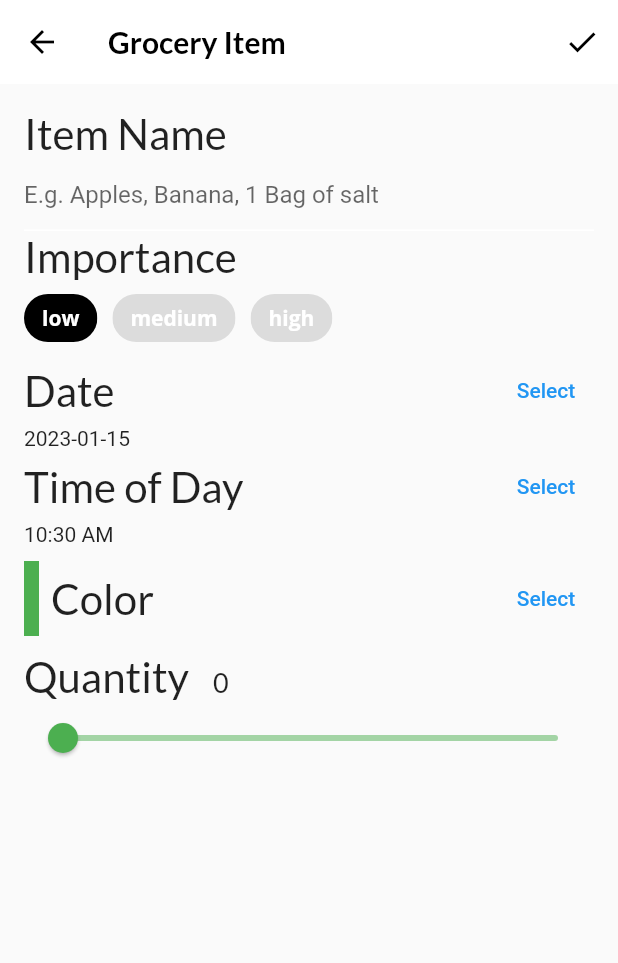
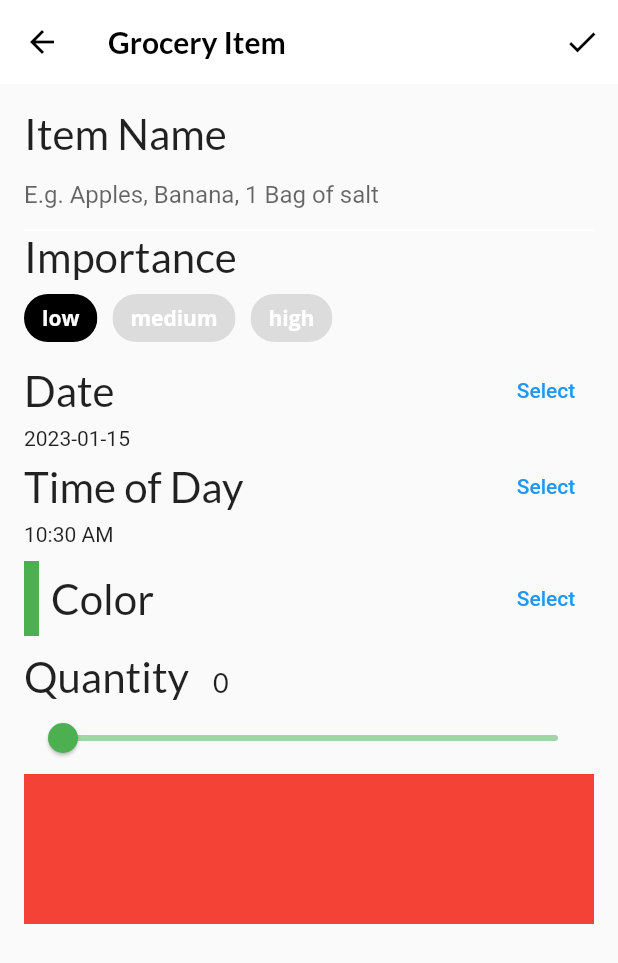
Before and after one commit to ghrms80/flta-ch06, a Flutter app: the screen it shows after launch, item 3 of the bottom bar chosen, after a tap on the "add" icon, on a phone screen of 412 x 824 dp. Shown: the top 963 px of the screen. Run offline on Flutter 3.47's test engine with Material 2 defaults, Android fonts, the light colour scheme and no system bars; our stand-ins replace flutter_colorpicker, google_fonts.

Commit message:
Building GroceryTile

```diff
--- a/lib/components/grocery_tile.dart
+++ b/lib/components/grocery_tile.dart
@@ -0,0 +1,33 @@
+import 'package:flutter/material.dart';
+
+import '../models/models.dart';
+
+class GroceryTile extends StatelessWidget {
+  // 1
+  final GroceryItem item;
+  // 2
+  final Function(bool?)? onComplete;
+  // 3
+  final TextDecoration textDecoration;
+
+  // 4
+  GroceryTile({
+    super.key,
+    required this.item,
+    this.onComplete,
+  }) : textDecoration =
+            item.isComplete ? TextDecoration.lineThrough : TextDecoration.none;
+
+  @override
+  Widget build(BuildContext context) {
+    // TODO: Change this Widget
+    return Container(
+      height: 100.0,
+      // TODO: Replace this color
+      color: Colors.red,
+    );
+  }
+  // TODO: Add BuildImportance()
+  // TODO: Add buildDate()
+  // TODO: Add buildCheckbox()
+}
--- a/lib/screens/grocery_item_screen.dart
+++ b/lib/screens/grocery_item_screen.dart
@@ -1,3 +1,4 @@
+import 'package:ch06_interactive_widgets/components/grocery_tile.dart';
 import 'package:ch06_interactive_widgets/models/models.dart';
 import 'package:flutter/material.dart';
 import 'package:flutter_colorpicker/flutter_colorpicker.dart';
@@ -105,7 +106,22 @@ class GroceryItemScreenState extends State<GroceryItemScreen> {
             buildColorPicker(context),
             const SizedBox(height: 10.0),
             buildQuantityField(),
-            // TODO: Add Grocery Tile
+            GroceryTile(
+              item: GroceryItem(
+                id: 'previewMode',
+                name: _name,
+                importance: _importance,
+                color: _currentColor,
+                quantity: _currentSliderValue,
+                date: DateTime(
+                  _dueDate.year,
+                  _dueDate.month,
+                  _dueDate.day,
+                  _timeOfDay.hour,
+                  _timeOfDay.minute,
+                ),
+              ),
+            ),
           ],
         ),
       ),
```
